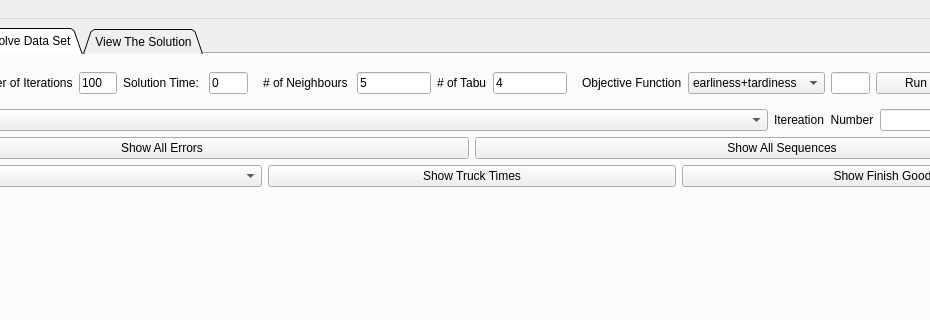
Above: windows/main_window.ui from mparlaktuna/capraz_sevkiyat2.0 before the change; both pictures show x 165 to 1095 and y 0 to 320 of the 1274 by 896 pixel window. Below: the same form after it.
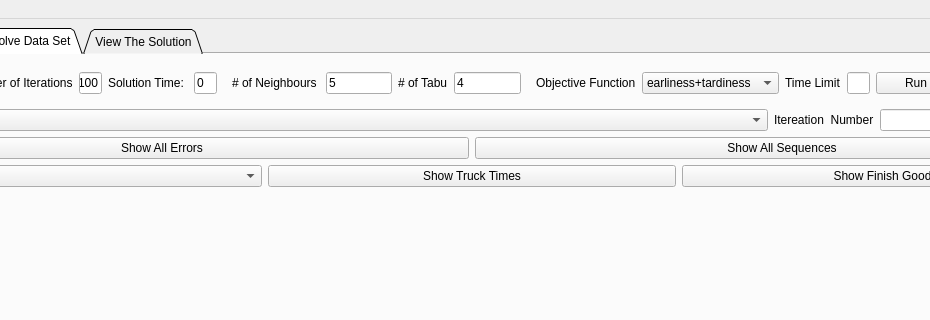
That is the form after the change. Custom widgets are drawn as their Qt base class.

What changed in the file:
```diff
--- a/windows/main_window.ui
+++ b/windows/main_window.ui
@@ -556,6 +556,13 @@
             </item>
            </widget>
           </item>
+          <item>
+           <widget class="QLabel" name="label_5">
+            <property name="text">
+             <string>Time Limit</string>
+            </property>
+           </widget>
+          </item>
           <item>
            <widget class="QLineEdit" name="time_limit_edit"/>
           </item>
```
Left out of the diff: 2 changed lines with no effect on the pictures.
